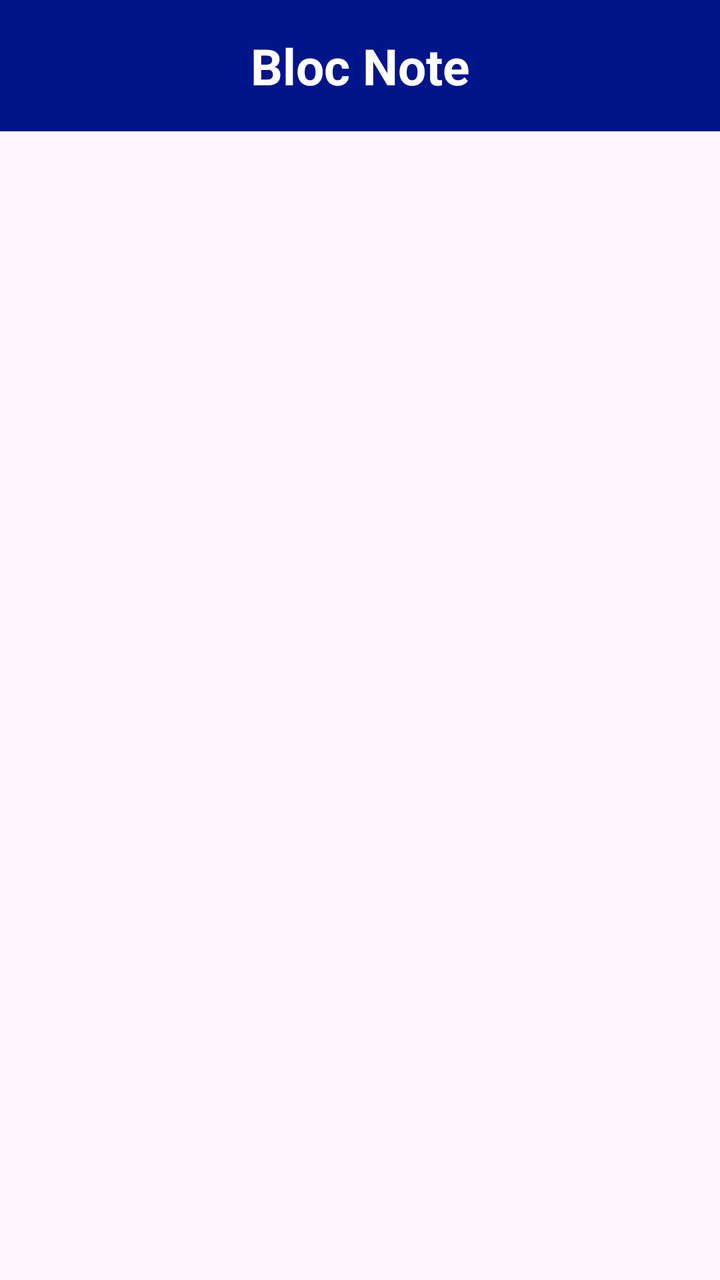
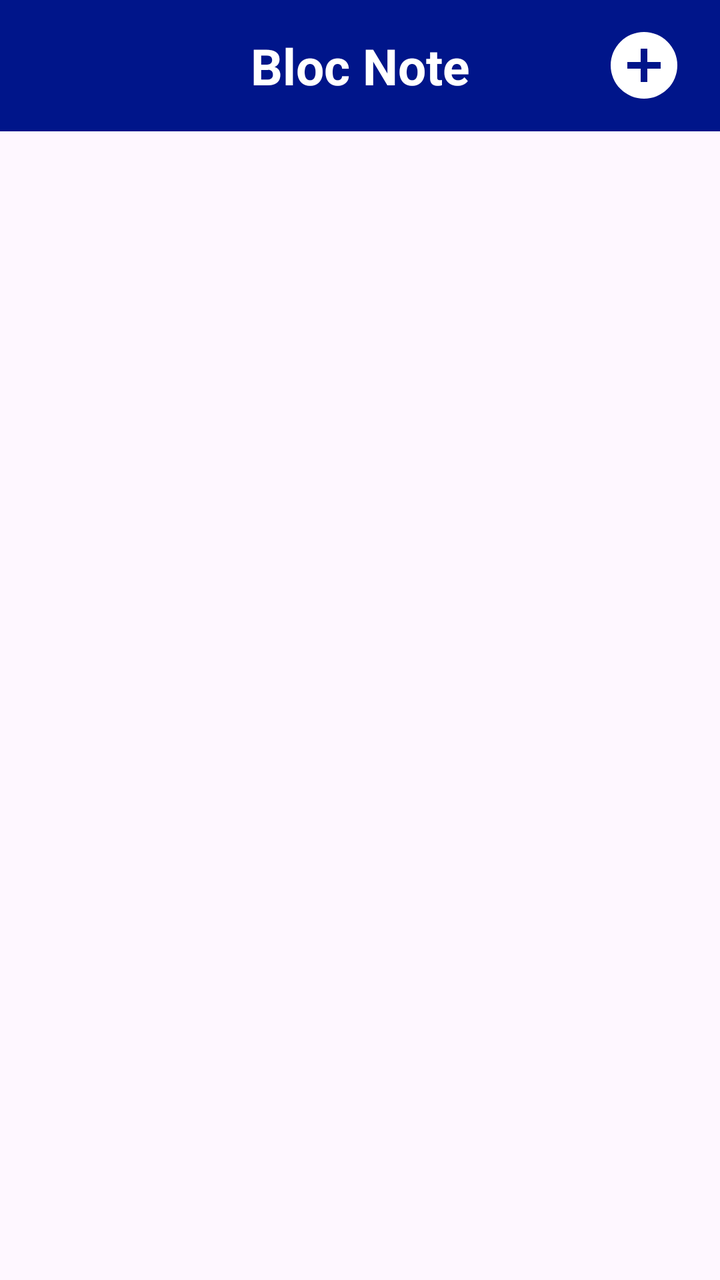

Compare the two renders of this Android layout. The source of the first and the diff that turns it into the second are given below.
<!-- AndroidManifest.xml: application theme Theme._3N2BlocNoteProject -->
<!-- res/layout/activity_main.xml -->
<?xml version="1.0" encoding="utf-8"?>
<LinearLayout

    xmlns:android="http://schemas.android.com/apk/res/android"
    xmlns:app="http://schemas.android.com/apk/res-auto"
    xmlns:tools="http://schemas.android.com/tools"
    android:id="@+id/main"
    android:layout_width="match_parent"
    android:layout_height="match_parent"
    android:orientation="vertical"
    tools:context=".MainActivity">

    <TextView
        android:id="@+id/barreTitre"
        android:layout_width="match_parent"
        android:layout_height="wrap_content"
        android:background="#00158a"
        android:gravity="center"
        android:padding="16dp"
        android:text="@string/titreApplication"
        android:textColor="@android:color/white"
        android:textSize="25sp"
        android:textStyle="bold"
        />

    <androidx.recyclerview.widget.RecyclerView
        android:id="@+id/recyclerNotes"
        android:layout_width="match_parent"
        android:layout_height="0dp"
        android:layout_weight="1"
        android:clipToPadding="false"
        android:padding="8dp"
        />

</LinearLayout>
<!-- resources referenced by this layout -->
<resources>
  <string name="titreApplication">Bloc Note</string>
  <style name="Theme._3N2BlocNoteProject" parent="Base.Theme._3N2BlocNoteProject" />
  <style name="Base.Theme._3N2BlocNoteProject" parent="Theme.Material3.DayNight.NoActionBar">
          
          
      </style>
</resources>

<!-- the commit's change to res/layout/activity_main.xml (unified diff, before → after) -->
@@ -10,18 +10,37 @@
     android:orientation="vertical"
     tools:context=".MainActivity">
 
-    <TextView
-        android:id="@+id/barreTitre"
+    <FrameLayout
         android:layout_width="match_parent"
         android:layout_height="wrap_content"
-        android:background="#00158a"
-        android:gravity="center"
-        android:padding="16dp"
-        android:text="@string/titreApplication"
-        android:textColor="@android:color/white"
-        android:textSize="25sp"
-        android:textStyle="bold"
-        />
+        android:background="#00158a">
+
+        <TextView
+            android:id="@+id/barreTitre"
+            android:layout_width="match_parent"
+            android:layout_height="wrap_content"
+            android:gravity="center"
+            android:padding="16dp"
+            android:text="@string/titreApplication"
+            android:textColor="@android:color/white"
+            android:textSize="25sp"
+            android:textStyle="bold" />
+
+        <ImageView
+            android:id="@+id/boutonAjouter"
+            android:layout_width="60dp"
+            android:layout_height="60dp"
+            android:layout_gravity="end|center_vertical"
+            android:layout_marginEnd="8dp"
+            android:padding="10dp"
+            android:src="@drawable/plus_circle"
+            android:contentDescription="@string/boutonAjouterDescription"
+            android:background="?attr/selectableItemBackgroundBorderless"
+            android:clickable="true"
+            android:focusable="true"
+            app:tint="@android:color/white" />
+
+    </FrameLayout>
 
     <androidx.recyclerview.widget.RecyclerView
         android:id="@+id/recyclerNotes"
<!-- resource entries referenced after the edit -->
@@ -1,5 +1,8 @@
 <!-- resources referenced by this layout -->
 <resources>
+  <!-- drawable plus_circle (drawable) -->
+  <vector xmlns:android="http://schemas.android.com/apk/res/android" android:height="24dp" android:width="24dp" android:viewportWidth="24" android:viewportHeight="24"><path android:fillColor="#000000" android:pathData="M17,13H13V17H11V13H7V11H11V7H13V11H17M12,2A10,10 0 0,0 2,12A10,10 0 0,0 12,22A10,10 0 0,0 22,12A10,10 0 0,0 12,2Z" /></vector>
+  <string name="boutonAjouterDescription">Bouton de création de note</string>
   <string name="titreApplication">Bloc Note</string>
   <style name="Theme._3N2BlocNoteProject" parent="Base.Theme._3N2BlocNoteProject" />
   <style name="Base.Theme._3N2BlocNoteProject" parent="Theme.Material3.DayNight.NoActionBar">
